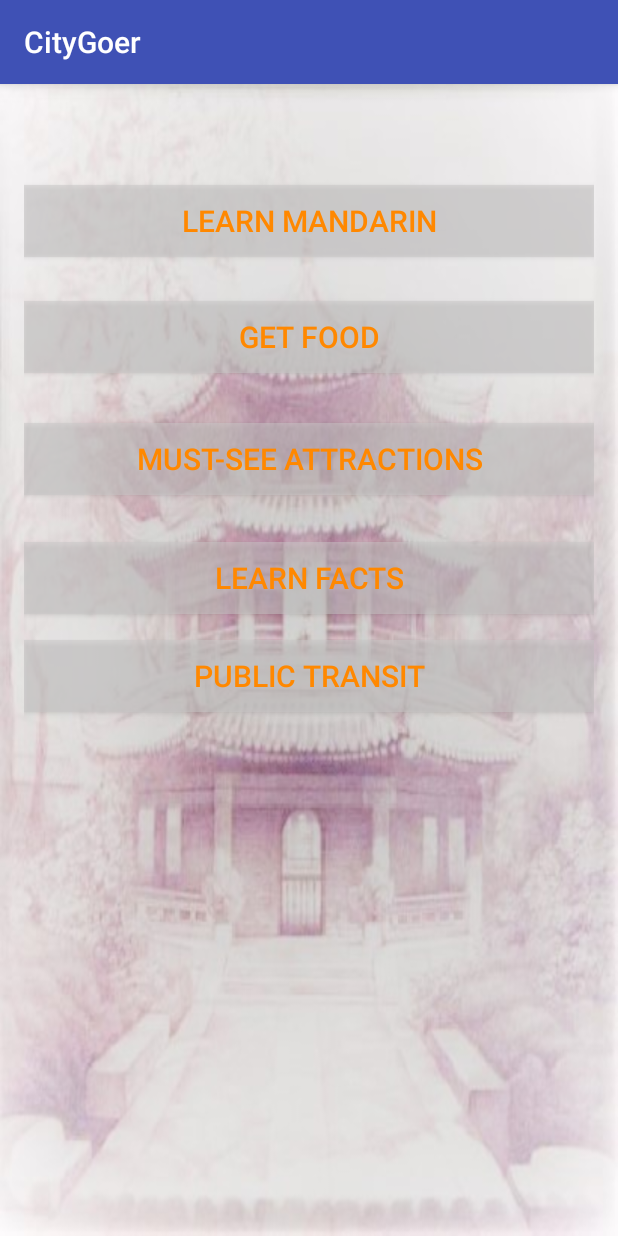
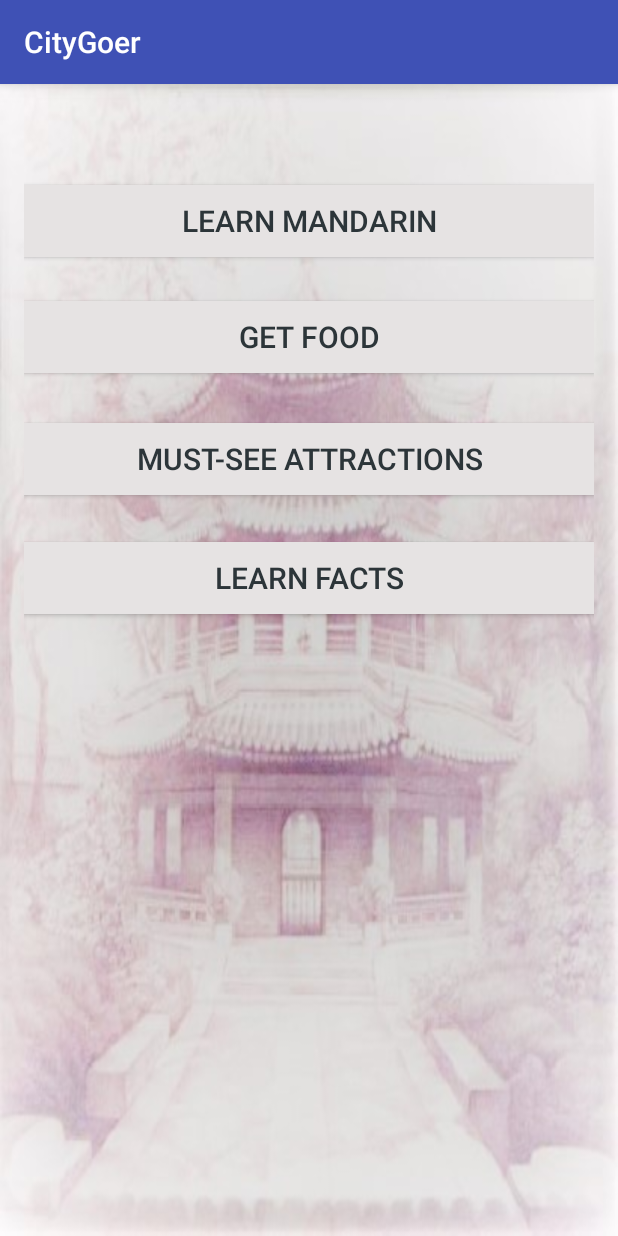
Before and after one commit to paceuniversity/CS3892017team1, an Android app: the screen it shows after launch (MainActivity), on a phone screen of 412 x 824 dp. Run offline under Robolectric (Android 15) with nearby library versions, the phone set to English and light mode, and no system bars.

Commit message:
redesigned the color scheme on the main screen.

```diff
--- a/app/src/main/java/com/example/jacksonhoang/citygoer/MainActivity.java
+++ b/app/src/main/java/com/example/jacksonhoang/citygoer/MainActivity.java
@@ -33,10 +33,5 @@ public class MainActivity extends AppCompatActivity {
         startActivity(startAttraction);
     }
 
-    public void publicTransitSelection(View view) {
-        Intent startpublicTransit = new Intent(this, publicTransitActivity.class);
-        startActivity(startpublicTransit);
-    }
-
 
 }
--- a/app/src/main/res/layout/activity_main.xml
+++ b/app/src/main/res/layout/activity_main.xml
@@ -19,10 +19,10 @@
         android:layout_height="wrap_content"
         android:layout_centerHorizontal="true"
         android:layout_marginTop="51dp"
-        android:background="#80cac7c7"
+        android:background="#E6E3E3"
         android:onClick="phraseSelection"
         android:text="Learn Mandarin"
-        android:textColor="#ff8800"
+        android:textColor="#2C3539"
         android:textSize="20dp" />
 
     <Button
@@ -33,10 +33,10 @@
         android:layout_below="@+id/phrases"
         android:layout_centerHorizontal="true"
         android:layout_marginTop="29dp"
-        android:background="#80cac7c7"
+        android:background="#E6E3E3"
         android:onClick="foodSelection"
         android:text="Get Food"
-        android:textColor="#ff8800"
+        android:textColor="#2C3539"
         android:textSize="20dp" />
 
     <Button
@@ -47,10 +47,10 @@
         android:layout_below="@+id/foods"
         android:layout_centerHorizontal="true"
         android:layout_marginTop="33dp"
-        android:background="#80cac7c7"
+        android:background="#E6E3E3"
         android:onClick="attractionSelection"
         android:text="Must-see Attractions"
-        android:textColor="#ff8800"
+        android:textColor="#2C3539"
         android:textSize="20dp" />
 
     <Button
@@ -61,23 +61,10 @@
         android:layout_below="@+id/attractions"
         android:layout_centerHorizontal="true"
         android:layout_marginTop="31dp"
-        android:background="#80cac7c7"
+        android:background="#E6E3E3"
         android:onClick="factsSelection"
         android:text="Learn Facts"
-        android:textColor="#ff8800"
+        android:textColor="#2C3539"
         android:textSize="20dp" />
 
-    <Button
-        android:id="@+id/publicTransit"
-
-        android:layout_width="match_parent"
-        android:layout_height="wrap_content"
-        android:layout_below="@+id/facts"
-        android:layout_centerHorizontal="true"
-        android:layout_marginTop="17dp"
-        android:background="#80cac7c7"
-        android:onClick="publicTransitSelection"
-        android:text="Public Transit"
-        android:textColor="#ff8800"
-        android:textSize="20dp" />
 </RelativeLayout>
```
Also changed, not shown: app/src/main/java/com/example/jacksonhoang/citygoer/publicTransitActivity.java (deleted, +0 -20 lines), app/src/main/res/layout/activity_public_transit.xml (deleted, +0 -40 lines), 15 other files.
